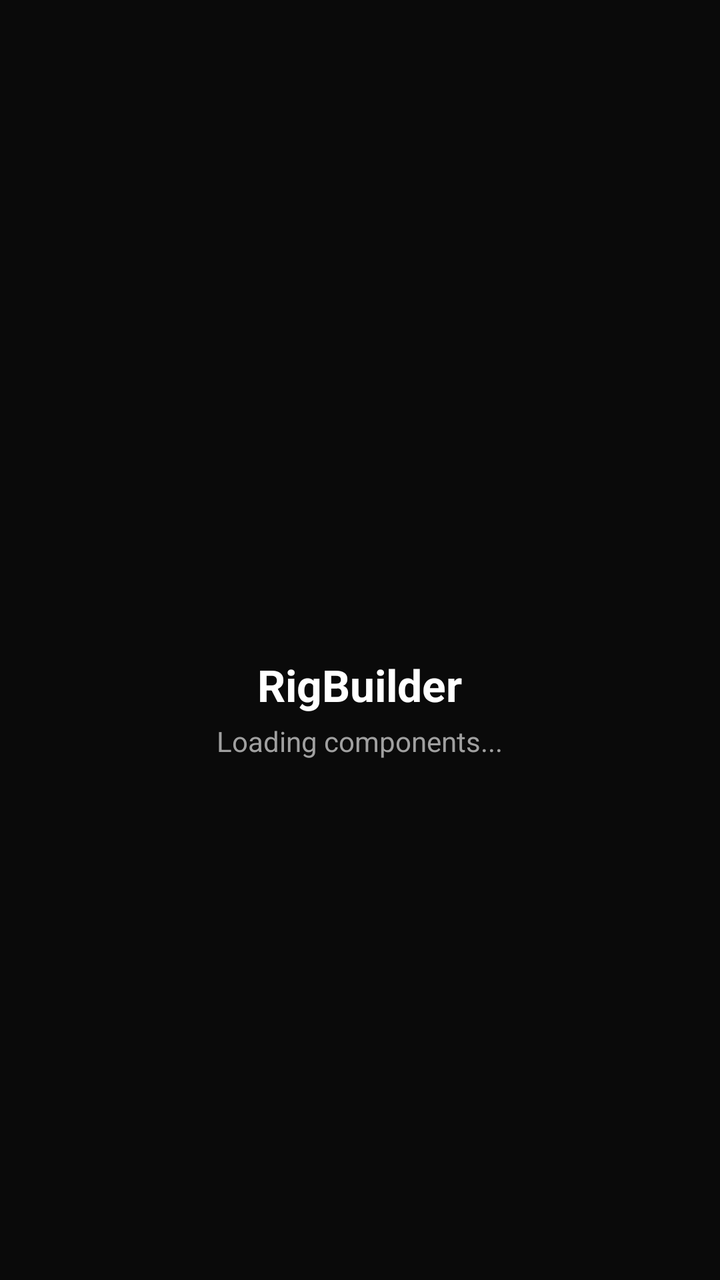
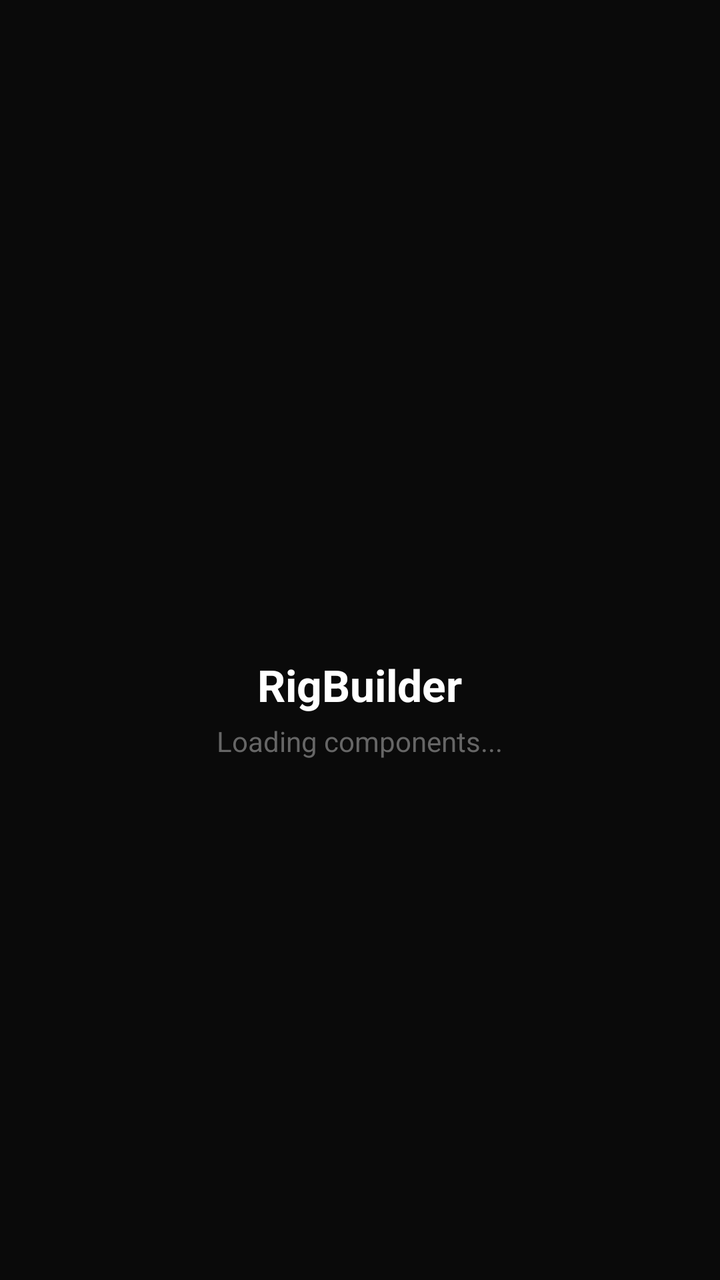

An Android layout rendered at two revisions. The XML below is the earlier revision; the diff shows what the commit changed to produce the second picture.
<!-- AndroidManifest.xml: activity theme Theme.RigBuilder -->
<!-- res/layout/activity_main.xml -->
<?xml version="1.0" encoding="utf-8"?>
<FrameLayout xmlns:android="http://schemas.android.com/apk/res/android"
    xmlns:app="http://schemas.android.com/apk/res-auto"
    android:layout_width="match_parent"
    android:layout_height="match_parent"
    android:background="@color/rig_black">

    
    <androidx.fragment.app.FragmentContainerView
        android:id="@+id/nav_host_fragment"
        android:name="androidx.navigation.fragment.NavHostFragment"
        android:layout_width="match_parent"
        android:layout_height="match_parent"
        app:defaultNavHost="true"
        app:navGraph="@navigation/nav_graph"
        android:visibility="gone" />

    
    <include
        android:id="@+id/splash_layout"
        layout="@layout/layout_splash"
        android:layout_width="match_parent"
        android:layout_height="match_parent" />

    
    <include
        android:id="@+id/error_layout"
        layout="@layout/layout_error"
        android:layout_width="match_parent"
        android:layout_height="match_parent"
        android:visibility="gone" />

</FrameLayout>
<!-- res/layout/layout_splash.xml (included above) -->
<?xml version="1.0" encoding="utf-8"?>
<LinearLayout xmlns:android="http://schemas.android.com/apk/res/android"
    android:layout_width="match_parent"
    android:layout_height="match_parent"
    android:background="#FF0A0A0A"
    android:gravity="center"
    android:orientation="vertical">

    <ProgressBar
        android:layout_width="48dp"
        android:layout_height="48dp"
        android:indeterminateTint="@color/error_red"
        style="?android:attr/progressBarStyle" />

    <TextView
        android:layout_width="wrap_content"
        android:layout_height="wrap_content"
        android:layout_marginTop="20dp"
        android:text="RigBuilder"
        android:textColor="@android:color/white"
        android:textSize="22sp"
        android:textStyle="bold"
        android:fontFamily="sans-serif" />

    <TextView
        android:layout_width="wrap_content"
        android:layout_height="wrap_content"
        android:layout_marginTop="4dp"
        android:text="Loading components..."
        android:textColor="@color/rig_gray"
        android:textSize="14sp"
        android:fontFamily="sans-serif" />

</LinearLayout>
<!-- res/layout/layout_error.xml (included above) -->
<?xml version="1.0" encoding="utf-8"?>
<ScrollView xmlns:android="http://schemas.android.com/apk/res/android"
    android:layout_width="match_parent"
    android:layout_height="match_parent"
    android:background="@color/rig_black"
    android:fillViewport="true">

    <LinearLayout
        android:layout_width="match_parent"
        android:layout_height="wrap_content"
        android:gravity="center"
        android:orientation="vertical"
        android:padding="32dp"
        android:layout_gravity="center">

        <TextView
            android:layout_width="wrap_content"
            android:layout_height="wrap_content"
            android:text="Something went wrong"
            android:textColor="@color/error_red"
            android:textSize="18sp"
            android:textStyle="bold"
            android:fontFamily="sans-serif" />

        <TextView
            android:id="@+id/error_message"
            android:layout_width="wrap_content"
            android:layout_height="wrap_content"
            android:layout_marginTop="16dp"
            android:textColor="@color/rig_gray"
            android:textSize="14sp"
            android:gravity="center"
            android:fontFamily="sans-serif" />

        <com.google.android.material.button.MaterialButton
            android:id="@+id/retry_button"
            android:layout_width="wrap_content"
            android:layout_height="wrap_content"
            android:layout_marginTop="24dp"
            android:text="Retry"
            android:backgroundTint="@color/error_red"
            android:textColor="@android:color/white" />

    </LinearLayout>
</ScrollView>
<!-- resources referenced by this layout -->
<resources>
  <color name="error_red">#FFE53935</color>
  <color name="rig_black">#FF000000</color>
  <color name="rig_gray">#FFA0A0A0</color>
  <style name="Theme.RigBuilder" parent="Theme.Material3.DayNight.NoActionBar">
          
          <item name="colorPrimary">@color/rig_red</item>
          <item name="colorOnPrimary">@color/rig_white</item>
          <item name="colorPrimaryContainer">@color/rig_red_dark</item>
          <item name="colorOnPrimaryContainer">@color/rig_white</item>
  
          
          <item name="colorSecondary">@color/rig_red_light</item>
          <item name="colorOnSecondary">@color/rig_white</item>
          <item name="colorSecondaryContainer">@color/rig_surface_variant</item>
          <item name="colorOnSecondaryContainer">@color/rig_white</item>
  
          
          <item name="android:colorBackground">@color/rig_black</item>
          <item name="colorOnBackground">@color/rig_white</item>
          <item name="colorSurface">@color/rig_surface</item>
          <item name="colorOnSurface">@color/rig_white</item>
          <item name="colorSurfaceVariant">@color/rig_surface_variant</item>
          <item name="colorOnSurfaceVariant">@color/rig_gray</item>
  
          
          <item name="colorError">@color/error_red</item>
          <item name="colorOnError">@color/rig_white</item>
  
          
          <item name="colorOutline">@color/rig_gray_dark</item>
          <item name="colorOutlineVariant">@color/outline_variant</item>
  
          
          <item name="android:statusBarColor">@color/rig_black</item>
          <item name="android:navigationBarColor">@color/rig_black</item>
          <item name="android:windowLightStatusBar">false</item>
      </style>
  <color name="rig_red">#FF880808</color>
  <color name="rig_white">#FFFAF9F6</color>
  <color name="rig_red_dark">#FF5C0404</color>
  <color name="rig_red_light">#FFAA2020</color>
  <color name="rig_surface_variant">#FF1A1A1A</color>
  <color name="rig_surface">#FF0D0D0D</color>
  <color name="rig_gray_dark">#FF606060</color>
  <color name="outline_variant">#FF2A2A2A</color>
</resources>

<!-- the commit's change to res/layout/activity_main.xml (unified diff, before → after) -->
@@ -1,36 +1,55 @@
 <?xml version="1.0" encoding="utf-8"?>
-<FrameLayout xmlns:android="http://schemas.android.com/apk/res/android"
+<androidx.drawerlayout.widget.DrawerLayout xmlns:android="http://schemas.android.com/apk/res/android"
     xmlns:app="http://schemas.android.com/apk/res-auto"
+    android:id="@+id/drawer_layout"
     android:layout_width="match_parent"
     android:layout_height="match_parent"
     android:background="@color/rig_black">
 
-    
-    <androidx.fragment.app.FragmentContainerView
-        android:id="@+id/nav_host_fragment"
-        android:name="androidx.navigation.fragment.NavHostFragment"
+    <FrameLayout
         android:layout_width="match_parent"
-        android:layout_height="match_parent"
-        app:defaultNavHost="true"
-        app:navGraph="@navigation/nav_graph"
-        android:visibility="gone" />
+        android:layout_height="match_parent">
+
+        
+        <androidx.fragment.app.FragmentContainerView
+            android:id="@+id/nav_host_fragment"
+            android:name="androidx.navigation.fragment.NavHostFragment"
+            android:layout_width="match_parent"
+            android:layout_height="match_parent"
+            app:defaultNavHost="true"
+            app:navGraph="@navigation/nav_graph"
+            android:visibility="gone" />
+
+        
+        <include
+            android:id="@+id/splash_layout"
+            layout="@layout/layout_splash"
+            android:layout_width="match_parent"
+            android:layout_height="match_parent" />
+
+        
+        <include
+            android:id="@+id/error_layout"
+            layout="@layout/layout_error"
+            android:layout_width="match_parent"
+            android:layout_height="match_parent"
+            android:visibility="gone" />
+
+    </FrameLayout>
 
     
-    <include
-        android:id="@+id/splash_layout"
-        layout="@layout/layout_splash"
-        android:layout_width="match_parent"
-        android:layout_height="match_parent" />
+    <com.google.android.material.navigation.NavigationView
+        android:id="@+id/nav_view"
+        android:layout_width="wrap_content"
+        android:layout_height="match_parent"
+        android:layout_gravity="start"
+        android:background="@color/rig_surface"
+        app:itemTextColor="@color/rig_white"
+        app:itemIconTint="@color/rig_white"
+        app:itemBackground="@drawable/drawer_item_active_bg"
+        app:menu="@menu/drawer_menu" />
 
-    
-    <include
-        android:id="@+id/error_layout"
-        layout="@layout/layout_error"
-        android:layout_width="match_parent"
-        android:layout_height="match_parent"
-        android:visibility="gone" />
-
-</FrameLayout>
+</androidx.drawerlayout.widget.DrawerLayout>
 <!-- res/layout/layout_splash.xml (included above) -->
 <?xml version="1.0" encoding="utf-8"?>
 <LinearLayout xmlns:android="http://schemas.android.com/apk/res/android"
<!-- resource entries referenced after the edit -->
@@ -1,8 +1,17 @@
 <!-- resources referenced by this layout -->
 <resources>
-  <color name="error_red">#FFE53935</color>
-  <color name="rig_black">#FF000000</color>
-  <color name="rig_gray">#FFA0A0A0</color>
+  <color name="error_red">#E53935</color>
+  <color name="rig_black">#F5F5F5</color>
+  <color name="rig_gray">#666666</color>
+  <color name="rig_surface">#FFFFFF</color>
+  <color name="rig_white">#111111</color>
+  <!-- drawable drawer_item_active_bg (drawable) -->
+  <?xml version="1.0" encoding="utf-8"?>
+  <shape xmlns:android="http://schemas.android.com/apk/res/android"
+      android:shape="rectangle">
+      <solid android:color="#18FFD1DC" />
+      <corners android:radius="8dp" />
+  </shape>
   <style name="Theme.RigBuilder" parent="Theme.Material3.DayNight.NoActionBar">
           
           <item name="colorPrimary">@color/rig_red</item>
@@ -35,15 +44,13 @@
           
           <item name="android:statusBarColor">@color/rig_black</item>
           <item name="android:navigationBarColor">@color/rig_black</item>
-          <item name="android:windowLightStatusBar">false</item>
+          <item name="android:windowLightStatusBar">true</item>
       </style>
-  <color name="rig_red">#FF880808</color>
-  <color name="rig_white">#FFFAF9F6</color>
-  <color name="rig_red_dark">#FF5C0404</color>
-  <color name="rig_red_light">#FFAA2020</color>
-  <color name="rig_surface_variant">#FF1A1A1A</color>
-  <color name="rig_surface">#FF0D0D0D</color>
-  <color name="rig_gray_dark">#FF606060</color>
-  <color name="outline_variant">#FF2A2A2A</color>
+  <color name="rig_red">#FFD1DC</color>
+  <color name="rig_red_dark">#E5BBC6</color>
+  <color name="rig_red_light">#FFE5EC</color>
+  <color name="rig_surface_variant">#EBEBEB</color>
+  <color name="rig_gray_dark">#444444</color>
+  <color name="outline_variant">#DDDDDD</color>
 </resources>
 
